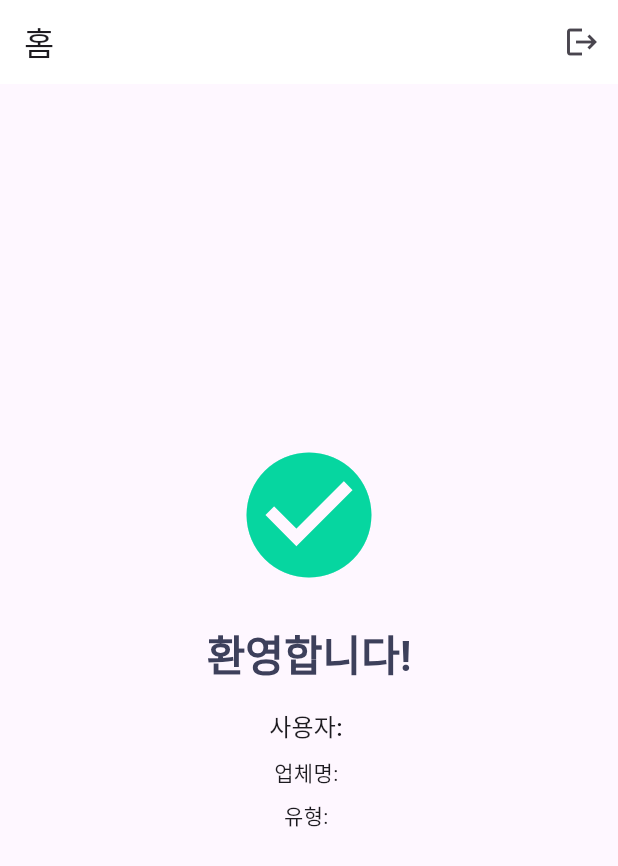
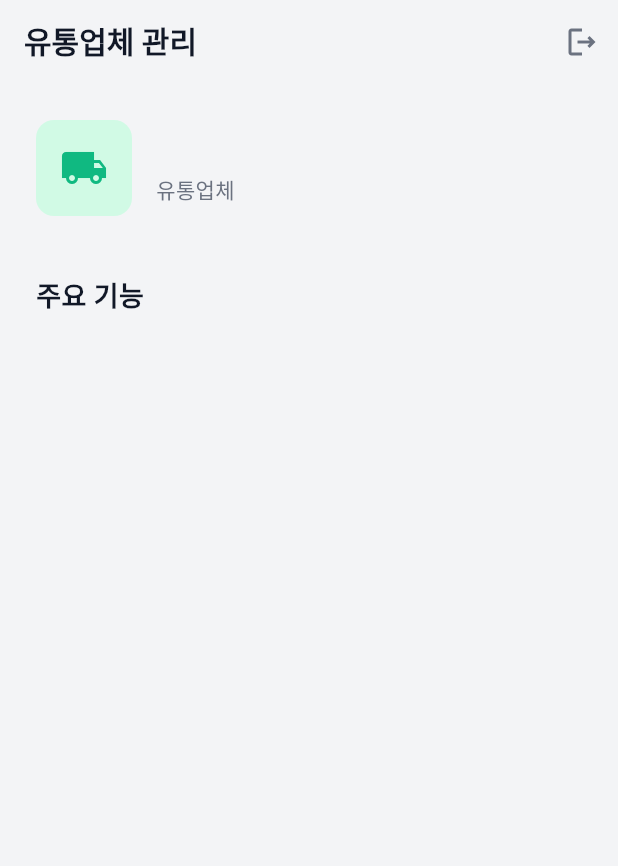
Before and after one commit to huisikkim/freshFlow, a Flutter app: the HomePage screen opened directly, on a phone screen of 412 x 824 dp. Shown: the top 866 px of the screen. Run offline on Flutter 3.47's test engine with Material 3 defaults, Android fonts, the phone set to English and light mode, and no system bars; our stand-ins replace shared_preferences; accounts and stored records are empty; statements that could not run were skipped.

Commit message:
홈 화면 개선

```diff
--- a/lib/presentation/pages/home_page.dart
+++ b/lib/presentation/pages/home_page.dart
@@ -6,6 +6,7 @@ import 'package:fresh_flow/presentation/pages/store_registration_page.dart';
 import 'package:fresh_flow/presentation/pages/distributor_registration_page.dart';
 import 'package:fresh_flow/presentation/pages/quote_request_list_page.dart';
 import 'package:fresh_flow/presentation/pages/my_catalog_page.dart';
+import 'package:fresh_flow/presentation/pages/distributor_recommendations_page.dart';
 import 'package:fresh_flow/injection_container.dart';
 
 class HomePage extends StatelessWidget {
@@ -19,63 +20,178 @@ class HomePage extends StatelessWidget {
     final isDistributor = user?.userType == 'DISTRIBUTOR';
 
     return Scaffold(
+      backgroundColor: const Color(0xFFF3F4F6),
       appBar: AppBar(
-        title: const Text('홈'),
-        backgroundColor: Colors.white,
+        title: Text(
+          isStoreOwner ? '가게 관리' : '유통업체 관리',
+          style: const TextStyle(
+            fontSize: 20,
+            fontWeight: FontWeight.bold,
+            color: Color(0xFF111827),
+          ),
+        ),
+        backgroundColor: const Color(0xFFF3F4F6),
         elevation: 0,
         actions: [
           IconButton(
-            icon: const Icon(Icons.logout),
+            icon: const Icon(Icons.logout_outlined, color: Color(0xFF6B7280)),
+            tooltip: '로그아웃',
             onPressed: () async {
+              final confirm = await showDialog<bool>(
+                context: context,
+                builder: (context) => AlertDialog(
+                  shape: RoundedRectangleBorder(
+                    borderRadius: BorderRadius.circular(16),
+                  ),
+                  title: const Text('로그아웃'),
+                  content: const Text('정말 로그아웃 하시겠습니까?'),
+                  actions: [
+                    TextButton(
+                      onPressed: () => Navigator.pop(context, false),
+                      child: const Text('취소'),
+                    ),
+                    ElevatedButton(
+                      onPressed: () => Navigator.pop(context, true),
+                      style: ElevatedButton.styleFrom(
+                        backgroundColor: const Color(0xFFEF4444),
+                      ),
+                      child: const Text('로그아웃'),
+                    ),
+                  ],
+                ),
+              );
+
+              if (confirm == true && context.mounted) {
                 await authProvider.logout();
                 if (context.mounted) {
                   Navigator.of(context).pushReplacement(
                     MaterialPageRoute(builder: (_) => const LoginPage()),
                   );
                 }
+              }
             },
           ),
         ],
       ),
-      body: Center(
+      body: SingleChildScrollView(
         child: Padding(
-          padding: const EdgeInsets.all(24.0),
+          padding: const EdgeInsets.all(24),
           child: Column(
-            mainAxisAlignment: MainAxisAlignment.center,
+            crossAxisAlignment: CrossAxisAlignment.start,
             children: [
-              const Icon(
-                Icons.check_circle,
-                size: 100,
-                color: Color(0xFF06D6A0),
+              // 사용자 정보 헤더
+              Row(
+                children: [
+                  Container(
+                    padding: const EdgeInsets.all(16),
+                    decoration: BoxDecoration(
+                      color: isStoreOwner
+                          ? const Color(0xFFFEE2E2)
+                          : const Color(0xFFD1FAE5),
+                      borderRadius: BorderRadius.circular(12),
                     ),
-              const SizedBox(height: 24),
+                    child: Icon(
+                      isStoreOwner ? Icons.store : Icons.local_shipping,
+                      color: isStoreOwner
+                          ? const Color(0xFFEF4444)
+                          : const Color(0xFF10B981),
+                      size: 32,
+                    ),
+                  ),
+                  const SizedBox(width: 16),
+                  Expanded(
+                    child: Column(
+                      crossAxisAlignment: CrossAxisAlignment.start,
+                      children: [
                         Text(
-                '환영합니다!',
-                style: Theme.of(context).textTheme.headlineMedium?.copyWith(
+                          user?.businessName ?? '',
+                          style: const TextStyle(
+                            fontSize: 18,
                             fontWeight: FontWeight.bold,
-                      color: const Color(0xFF3D405B),
+                            color: Color(0xFF111827),
+                          ),
+                        ),
+                        const SizedBox(height: 2),
+                        Text(
+                          isStoreOwner ? '가게 사장님' : '유통업체',
+                          style: const TextStyle(
+                            fontSize: 14,
+                            color: Color(0xFF6B7280),
+                          ),
+                        ),
+                      ],
+                    ),
+                  ),
+                ],
+              ),
+
+              const SizedBox(height: 40),
+
+              // 주요 기능 섹션
+              const Text(
+                '주요 기능',
+                style: TextStyle(
+                  fontSize: 18,
+                  fontWeight: FontWeight.bold,
+                  color: Color(0xFF111827),
                 ),
               ),
               const SizedBox(height: 16),
-              if (user != null) ...[
-                Text(
-                  '사용자: ${user.username}',
-                  style: Theme.of(context).textTheme.titleMedium,
+
+              if (isStoreOwner) ..._buildStoreOwnerMenu(context),
+              if (isDistributor) ..._buildDistributorMenu(context),
+            ],
           ),
-                const SizedBox(height: 8),
-                Text(
-                  '업체명: ${user.businessName}',
-                  style: Theme.of(context).textTheme.bodyMedium,
         ),
-                const SizedBox(height: 8),
-                Text(
-                  '유형: ${user.userType}',
-                  style: Theme.of(context).textTheme.bodyMedium,
       ),
-                const SizedBox(height: 32),
-                if (isStoreOwner) ...[
-                  ElevatedButton.icon(
-                    onPressed: () {
+    );
+  }
+
+  List<Widget> _buildStoreOwnerMenu(BuildContext context) {
+    return [
+      _buildMenuCard(
+        context: context,
+        title: '견적 요청하기',
+        subtitle: '필요한 식자재 견적 요청',
+        icon: Icons.request_quote,
+        color: const Color(0xFF3B82F6),
+        onTap: () {
+          Navigator.of(context).push(
+            MaterialPageRoute(
+              builder: (_) => ChangeNotifierProvider(
+                create: (_) => InjectionContainer.getQuoteRequestProvider(),
+                child: const QuoteRequestListPage(isDistributor: false),
+              ),
+            ),
+          );
+        },
+      ),
+      const SizedBox(height: 12),
+      _buildMenuCard(
+        context: context,
+        title: '유통업체 찾기',
+        subtitle: '추천 유통업체 확인',
+        icon: Icons.search,
+        color: const Color(0xFF8B5CF6),
+        onTap: () {
+          Navigator.of(context).push(
+            MaterialPageRoute(
+              builder: (_) => ChangeNotifierProvider(
+                create: (_) => InjectionContainer.getMatchingProvider(),
+                child: const DistributorRecommendationsPage(),
+              ),
+            ),
+          );
+        },
+      ),
+      const SizedBox(height: 12),
+      _buildMenuCard(
+        context: context,
+        title: '매장 정보 관리',
+        subtitle: '매장 정보 등록 및 수정',
+        icon: Icons.store,
+        color: const Color(0xFFEC4899),
+        onTap: () {
           Navigator.of(context).push(
             MaterialPageRoute(
               builder: (_) => ChangeNotifierProvider(
@@ -85,139 +201,136 @@ class HomePage extends StatelessWidget {
             ),
           );
         },
-                    icon: const Icon(Icons.store),
-                    label: const Text('매장 등록'),
-                    style: ElevatedButton.styleFrom(
-                      backgroundColor: const Color(0xFFFF6F61),
-                      foregroundColor: Colors.white,
-                      padding: const EdgeInsets.symmetric(
-                        horizontal: 32,
-                        vertical: 16,
       ),
-                      shape: RoundedRectangleBorder(
-                        borderRadius: BorderRadius.circular(12),
-                      ),
-                      elevation: 4,
-                    ),
-                  ),
-                  const SizedBox(height: 12),
-                  OutlinedButton.icon(
-                    onPressed: () {
+    ];
+  }
+
+  List<Widget> _buildDistributorMenu(BuildContext context) {
+    return [
+      _buildMenuCard(
+        context: context,
+        title: '상품 관리',
+        subtitle: '판매 상품 등록 및 관리',
+        icon: Icons.inventory_2,
+        color: const Color(0xFF10B981),
+        onTap: () {
           Navigator.of(context).push(
             MaterialPageRoute(
               builder: (_) => ChangeNotifierProvider(
-                            create: (_) =>
-                                InjectionContainer.getQuoteRequestProvider(),
-                            child: const QuoteRequestListPage(
-                              isDistributor: false,
-                            ),
+                create: (_) => InjectionContainer.getCatalogProvider(),
+                child: const MyCatalogPage(),
               ),
             ),
           );
         },
-                    icon: const Icon(Icons.request_quote),
-                    label: const Text('내 견적 요청'),
-                    style: OutlinedButton.styleFrom(
-                      foregroundColor: const Color(0xFFFF6F61),
-                      side: const BorderSide(color: Color(0xFFFF6F61)),
-                      padding: const EdgeInsets.symmetric(
-                        horizontal: 32,
-                        vertical: 16,
       ),
-                      shape: RoundedRectangleBorder(
-                        borderRadius: BorderRadius.circular(12),
-                      ),
-                    ),
-                  ),
-                ],
-                if (isDistributor) ...[
-                  ElevatedButton.icon(
-                    onPressed: () {
+      const SizedBox(height: 12),
+      _buildMenuCard(
+        context: context,
+        title: '견적 요청 확인',
+        subtitle: '받은 견적 요청 관리',
+        icon: Icons.inbox,
+        color: const Color(0xFF3B82F6),
+        onTap: () {
           Navigator.of(context).push(
             MaterialPageRoute(
               builder: (_) => ChangeNotifierProvider(
-                            create: (_) =>
-                                InjectionContainer.getDistributorProvider(),
+                create: (_) => InjectionContainer.getQuoteRequestProvider(),
+                child: const QuoteRequestListPage(isDistributor: true),
+              ),
+            ),
+          );
+        },
+      ),
+      const SizedBox(height: 12),
+      _buildMenuCard(
+        context: context,
+        title: '업체 정보 관리',
+        subtitle: '유통업체 정보 등록 및 수정',
+        icon: Icons.business,
+        color: const Color(0xFFF59E0B),
+        onTap: () {
+          Navigator.of(context).push(
+            MaterialPageRoute(
+              builder: (_) => ChangeNotifierProvider(
+                create: (_) => InjectionContainer.getDistributorProvider(),
                 child: const DistributorRegistrationPage(),
               ),
             ),
           );
         },
-                    icon: const Icon(Icons.local_shipping),
-                    label: const Text('유통업자 정보 등록'),
-                    style: ElevatedButton.styleFrom(
-                      backgroundColor: const Color(0xFF06D6A0),
-                      foregroundColor: Colors.white,
-                      padding: const EdgeInsets.symmetric(
-                        horizontal: 32,
-                        vertical: 16,
       ),
-                      shape: RoundedRectangleBorder(
+    ];
+  }
+
+  Widget _buildMenuCard({
+    required BuildContext context,
+    required String title,
+    required String subtitle,
+    required IconData icon,
+    required Color color,
+    required VoidCallback onTap,
+  }) {
+    return InkWell(
+      onTap: onTap,
+      borderRadius: BorderRadius.circular(12),
+      child: Container(
+        padding: const EdgeInsets.all(16),
+        decoration: BoxDecoration(
+          color: Colors.white,
+          borderRadius: BorderRadius.circular(12),
+          boxShadow: [
+            BoxShadow(
+              color: Colors.black.withOpacity(0.03),
+              blurRadius: 4,
+              offset: const Offset(0, 1),
+            ),
+          ],
+        ),
+        child: Row(
+          children: [
+            Container(
+              padding: const EdgeInsets.all(12),
+              decoration: BoxDecoration(
+                color: color.withOpacity(0.1),
                 borderRadius: BorderRadius.circular(12),
               ),
-                      elevation: 4,
+              child: Icon(
+                icon,
+                color: color,
+                size: 24,
               ),
             ),
-                  const SizedBox(height: 12),
-                  OutlinedButton.icon(
-                    onPressed: () {
-                      Navigator.of(context).push(
-                        MaterialPageRoute(
-                          builder: (_) => ChangeNotifierProvider(
-                            create: (_) =>
-                                InjectionContainer.getCatalogProvider(),
-                            child: const MyCatalogPage(),
+            const SizedBox(width: 16),
+            Expanded(
+              child: Column(
+                crossAxisAlignment: CrossAxisAlignment.start,
+                children: [
+                  Text(
+                    title,
+                    style: const TextStyle(
+                      fontSize: 15,
+                      fontWeight: FontWeight.w600,
+                      color: Color(0xFF111827),
                     ),
                   ),
-                      );
-                    },
-                    icon: const Icon(Icons.inventory),
-                    label: const Text('내 상품 관리'),
-                    style: OutlinedButton.styleFrom(
-                      foregroundColor: const Color(0xFF06D6A0),
-                      side: const BorderSide(color: Color(0xFF06D6A0)),
-                      padding: const EdgeInsets.symmetric(
-                        horizontal: 32,
-                        vertical: 16,
-                      ),
-                      shape: RoundedRectangleBorder(
-                        borderRadius: BorderRadius.circular(12),
-                      ),
-                    ),
-                  ),
-                  const SizedBox(height: 12),
-                  OutlinedButton.icon(
-                    onPressed: () {
-                      Navigator.of(context).push(
-                        MaterialPageRoute(
-                          builder: (_) => ChangeNotifierProvider(
-                            create: (_) =>
-                                InjectionContainer.getQuoteRequestProvider(),
-                            child: const QuoteRequestListPage(
-                              isDistributor: true,
-                            ),
-                          ),
-                        ),
-                      );
-                    },
-                    icon: const Icon(Icons.inbox),
-                    label: const Text('받은 견적 요청'),
-                    style: OutlinedButton.styleFrom(
-                      foregroundColor: const Color(0xFF06D6A0),
-                      side: const BorderSide(color: Color(0xFF06D6A0)),
-                      padding: const EdgeInsets.symmetric(
-                        horizontal: 32,
-                        vertical: 16,
-                      ),
-                      shape: RoundedRectangleBorder(
-                        borderRadius: BorderRadius.circular(12),
-                      ),
+                  const SizedBox(height: 2),
+                  Text(
+                    subtitle,
+                    style: const TextStyle(
+                      fontSize: 12,
+                      color: Color(0xFF6B7280),
                     ),
                   ),
                 ],
+              ),
+            ),
+            const Icon(
+              Icons.chevron_right,
+              size: 20,
+              color: Color(0xFF9CA3AF),
+            ),
           ],
-            ],
-          ),
         ),
       ),
     );
```
Lines whose indentation alone changed are shown as unchanged.
